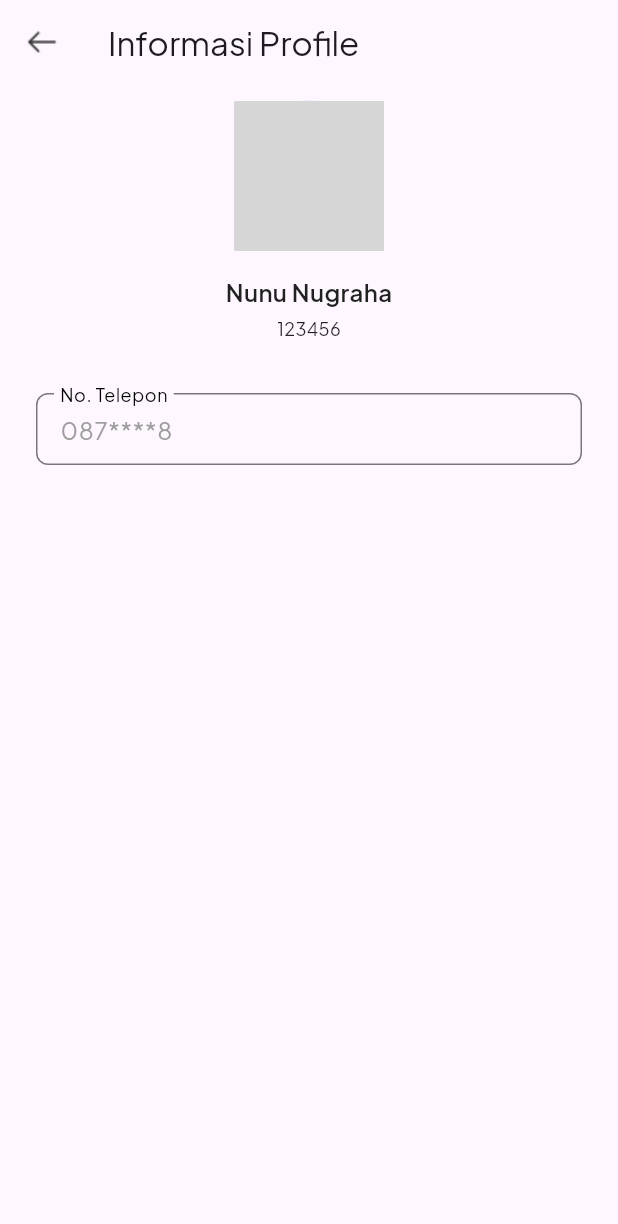
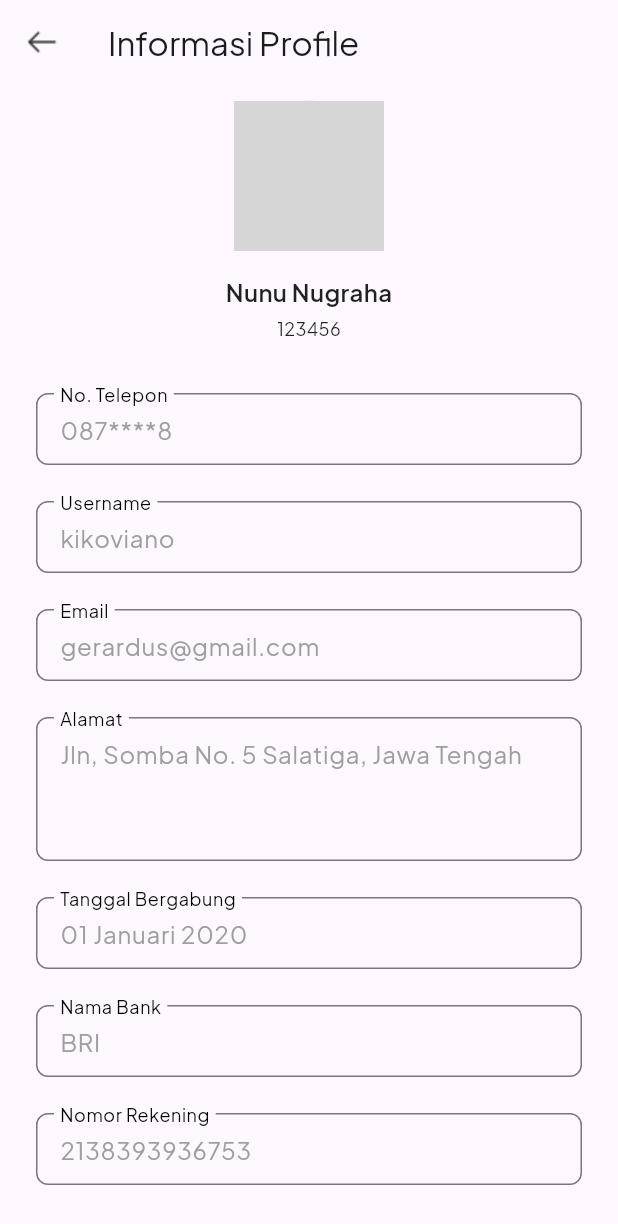
Before and after one commit to nunutech40/komtim_partner, a Flutter app: the ProfileInfoUpdatePage screen opened by its route, on a phone screen of 412 x 824 dp. Shown: the top 1224 px of the screen. Run offline on Flutter 3.47's test engine with Material 2 defaults, Android fonts, the phone set to English and light mode, and no system bars; our stand-ins replace bloc, dartz, equatable, flutter_bloc, get_it, go_router and 3 more; missing offline and left inert: dart:ffi; accounts and stored records are empty; network calls fail; grey boxes are pictures that could not be loaded.

Commit message:
fix ui profile

```diff
--- a/lib/presentation/pages/profile/view/profile_info_update_page.dart
+++ b/lib/presentation/pages/profile/view/profile_info_update_page.dart
@@ -1,9 +1,11 @@
 import 'package:flutter/material.dart';
+import 'package:komtim_partner/presentation/widgets/custom_button.dart';
 import 'package:komtim_partner/presentation/widgets/custom_text_field.dart';
 
 import '../../../../common/styles.dart';
 import '../../../router/app_router.dart';
 import '../../../router/router_utils.dart';
+import '../../../widgets/custom_desc_field.dart';
 
 class ProfileInfoUpdatePage extends StatefulWidget {
   const ProfileInfoUpdatePage({Key? key}) : super(key: key);
@@ -25,28 +27,66 @@ class _ProfileInfoUpdatePageState extends State<ProfileInfoUpdatePage> {
           },
         ),
       ),
-      body: const Padding(
-          padding:
-              EdgeInsets.symmetric(horizontal: 24), // Add horizontal padding
+      body: SingleChildScrollView(
+        child: Padding(
+          padding: const EdgeInsets.symmetric(horizontal: 24),
           child: Column(
             children: [
-              SizedBox(
-                height: 11,
-              ),
-              Center(
+              const SizedBox(height: 11),
+              const Center(
                 child: ProfileRow(),
               ),
-              SizedBox(
-                height: 34.0,
-              ),
-              CustomTextField(
+              const SizedBox(height: 34.0),
+              const CustomTextField(
                 label: 'No. Telepon',
                 hint: '087****8',
                 onChanged: null,
                 onlyNumbers: true,
-              )
+              ),
+              const SizedBox(height: 24.0),
+              const CustomTextField(
+                label: 'Username',
+                hint: 'kikoviano',
+                onChanged: null,
+              ),
+              const SizedBox(height: 24.0),
+              const CustomTextField(
+                label: 'Email',
+                hint: 'gerardus@gmail.com',
+                onChanged: null,
+              ),
+              const SizedBox(height: 24.0),
+              const CustomDescriptionField(
+                label: 'Alamat',
+                hint: 'Jln, Somba No. 5 Salatiga, Jawa Tengah',
+                onChanged: null,
+              ),
+              const SizedBox(height: 24.0),
+              const CustomTextField(
+                label: 'Tanggal Bergabung',
+                hint: '01 Januari 2020',
+                onChanged: null,
+              ),
+              const SizedBox(height: 24.0),
+              const CustomTextField(
+                label: 'Nama Bank',
+                hint: 'BRI',
+                onChanged: null,
+              ),
+              const SizedBox(height: 24.0),
+              const CustomTextField(
+                label: 'Nomor Rekening',
+                hint: '2138393936753',
+                onChanged: null,
+                onlyNumbers: true,
+              ),
+              const SizedBox(height: 32.0),
+              _SubmitButton(),
+              const SizedBox(height: 32.0),
             ],
-          )),
+          ),
+        ),
+      ),
     );
   }
 }
@@ -112,3 +152,16 @@ class ProfileDetails extends StatelessWidget {
     );
   }
 }
+
+class _SubmitButton extends StatelessWidget {
+  @override
+  Widget build(BuildContext context) {
+    return SizedBox(
+      width: double.infinity,
+      child: CustomButton(
+        text: 'Simpan',
+        onPressed: () {},
+      ),
+    );
+  }
+}
--- a/lib/presentation/widgets/custom_button.dart
+++ b/lib/presentation/widgets/custom_button.dart
@@ -4,12 +4,12 @@ import '../../common/styles.dart';
 
 class CustomButton extends StatelessWidget {
   final String text;
-  final VoidCallback onPressed;
+  final VoidCallback? onPressed;
 
   const CustomButton({
     Key? key,
     required this.text,
-    required this.onPressed,
+    this.onPressed,
   }) : super(key: key);
 
   @override
--- /dev/null
+++ b/lib/presentation/widgets/custom_desc_field.dart
@@ -0,0 +1,88 @@
+import 'package:flutter/material.dart';
+
+import '../../common/styles.dart';
+
+class CustomDescriptionField extends StatefulWidget {
+  final String label;
+  final String hint;
+  final ValueChanged<String>? onChanged;
+  final String? errorText;
+
+  const CustomDescriptionField({
+    Key? key,
+    required this.label,
+    required this.hint,
+    this.onChanged,
+    this.errorText,
+  }) : super(key: key);
+
+  @override
+  _CustomDescriptionFieldState createState() => _CustomDescriptionFieldState();
+}
+
+class _CustomDescriptionFieldState extends State<CustomDescriptionField> {
+  final FocusNode _focusNode = FocusNode();
+  bool _hasFocus = false;
+
+  @override
+  void initState() {
+    super.initState();
+    _focusNode.addListener(() {
+      setState(() {
+        _hasFocus = _focusNode.hasFocus;
+      });
+    });
+  }
+
+  @override
+  void dispose() {
+    _focusNode.dispose();
+    super.dispose();
+  }
+
+  @override
+  Widget build(BuildContext context) {
+    final Color borderColor =
+        widget.errorText != null && widget.errorText!.isNotEmpty
+            ? errorColor
+            : (_hasFocus ? primaryColor : Colors.grey);
+
+    return SingleChildScrollView(
+      child: TextField(
+        focusNode: _focusNode,
+        onChanged: widget.onChanged,
+        keyboardType: TextInputType.multiline,
+        maxLines: 3,
+        decoration: InputDecoration(
+          contentPadding: const EdgeInsets.all(12.0),
+          border: OutlineInputBorder(
+            borderRadius: BorderRadius.circular(8.0),
+            borderSide: BorderSide(
+              color: borderColor,
+              width: 2.0,
+            ),
+          ),
+          focusedBorder: OutlineInputBorder(
+            borderRadius: BorderRadius.circular(8.0),
+            borderSide: const BorderSide(
+              color: primaryColor,
+              width: 2.0,
+            ),
+          ),
+          labelText: widget.label,
+          labelStyle: TextStyle(
+            color: _hasFocus ? primaryColor : Colors.black,
+            fontSize: 16,
+          ),
+          hintText: widget.hint,
+          hintStyle: TextStyle(
+            color: borderColor,
+            fontSize: 16,
+          ),
+          floatingLabelBehavior: FloatingLabelBehavior.always,
+          errorText: widget.errorText,
+        ),
+      ),
+    );
+  }
+}
```
